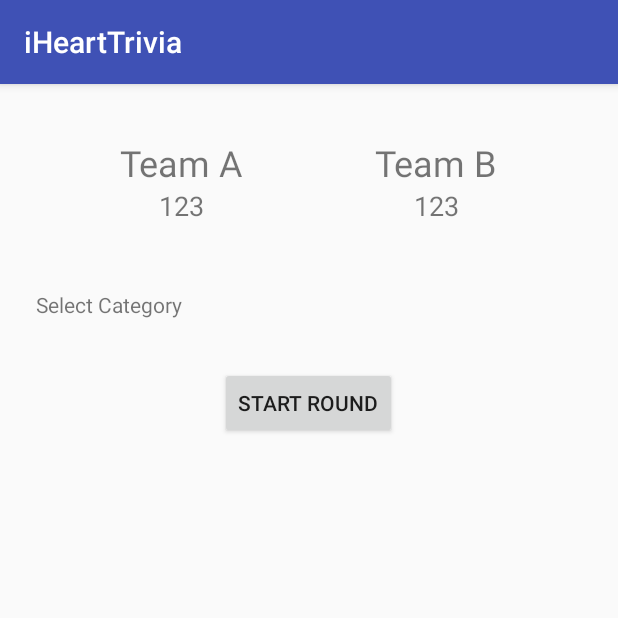
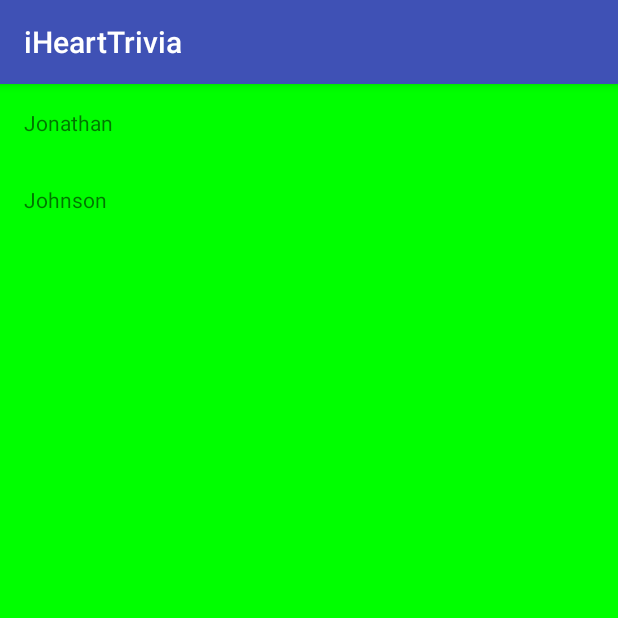
Before and after one commit to morristech/iHeartTrivia, an Android app: the screen it shows after launch (HomeActivity before the commit, CategoriesActivity after it), on a phone screen of 412 x 824 dp, the top half of it. Run offline under Robolectric (Android 15) with nearby library versions, the phone set to English and light mode, and no system bars; our stand-ins replace RxJava.

Commit message:
Add Categories screen

```diff
--- a/app/src/main/AndroidManifest.xml
+++ b/app/src/main/AndroidManifest.xml
@@ -10,13 +10,13 @@
         android:supportsRtl="true"
         android:theme="@style/AppTheme">
         <activity android:name=".home.HomeActivity">
+        </activity>
+        <activity android:name=".categories.CategoriesActivity" >
             <intent-filter>
                 <action android:name="android.intent.action.MAIN" />
 
                 <category android:name="android.intent.category.LAUNCHER" />
-            </intent-filter>
-        </activity>
-        <activity android:name=".categories.CategoriesActivity" />
+            </intent-filter></activity>
         <activity android:name=".gameplay.GameplayActivity" />
         <activity android:name=".roundsummary.RoundSummaryActivity"></activity>
     </application>
--- a/app/src/main/java/com/iheartradio/ihearttrivia/categories/CategoriesActivity.kt
+++ b/app/src/main/java/com/iheartradio/ihearttrivia/categories/CategoriesActivity.kt
@@ -8,6 +8,14 @@ class CategoriesActivity : AppCompatActivity() {
 
     override fun onCreate(savedInstanceState: Bundle?) {
         super.onCreate(savedInstanceState)
-        setContentView(R.layout.activity_categories)
+        setContentView(R.layout.frame_layout)
+        if (savedInstanceState == null ) {
+            instantiateFragments()
+        }
+    }
+
+    fun instantiateFragments() {
+        val fragment : CategoriesFragment = CategoriesFragment()
+        supportFragmentManager.beginTransaction().add(R.id.content, fragment).commit()
     }
 }
--- /dev/null
+++ b/app/src/main/java/com/iheartradio/ihearttrivia/categories/CategoriesFragment.kt
@@ -0,0 +1,38 @@
+package com.iheartradio.ihearttrivia.categories
+
+import android.os.Bundle
+import android.support.v4.app.Fragment
+import android.view.LayoutInflater
+import android.view.View
+import android.view.ViewGroup
+
+class CategoriesFragment : Fragment() {
+    private lateinit var mView : CategoriesView
+    private lateinit var mPresenter : CategoriesPresenter
+
+    override fun onCreate(savedInstanceState: Bundle?) {
+        super.onCreate(savedInstanceState)
+        mPresenter = CategoriesPresenter()
+    }
+
+    override fun onCreateView(inflater: LayoutInflater?,
+                              container: ViewGroup?,
+                              savedInstanceState: Bundle?): View? {
+        if (inflater == null || container == null) {
+            throw IllegalStateException("Dont give me nulls")
+        }
+        mView = CategoriesView(inflater, container)
+        return mView.mRoot
+    }
+
+    override fun onStart() {
+        super.onStart()
+        mPresenter.bindView(mView)
+    }
+
+    override fun onStop() {
+        super.onStop()
+        mPresenter.unsubscribe()
+
+    }
+}
--- /dev/null
+++ b/app/src/main/java/com/iheartradio/ihearttrivia/categories/CategoriesListAdapter.kt
@@ -0,0 +1,33 @@
+package com.iheartradio.ihearttrivia.categories
+
+import android.support.v7.widget.RecyclerView
+import android.view.ViewGroup
+import io.reactivex.subjects.PublishSubject
+
+class CategoriesListAdapter(var categorieNames: List<String> = emptyList())
+    : RecyclerView.Adapter<CategoriesViewHolder>() {
+
+    private val mOnClicked: PublishSubject<String> = PublishSubject.create()
+
+    fun setData(data: List<String>) {
+        categorieNames = data
+        notifyDataSetChanged()
+    }
+
+    fun onCategoryClicked() = mOnClicked
+
+    override fun onCreateViewHolder(parent: ViewGroup?, viewType: Int): CategoriesViewHolder {
+        if (parent == null) {
+            throw IllegalStateException("Dont pass null")
+        }
+        return CategoriesViewHolder(parent)
+    }
+
+    override fun onBindViewHolder(holder: CategoriesViewHolder, position: Int) {
+        val data : String = categorieNames[position]
+        holder.bind(data, { mOnClicked.onNext(data) })
+    }
+
+    override fun getItemCount() = categorieNames.size
+
+}
--- /dev/null
+++ b/app/src/main/java/com/iheartradio/ihearttrivia/categories/CategoriesModel.kt
@@ -0,0 +1,8 @@
+package com.iheartradio.ihearttrivia.categories
+
+class CategoriesModel {
+    val data : List<String> = arrayListOf(
+            "Jonathan",
+            "Johnson"
+    )
+}
--- /dev/null
+++ b/app/src/main/java/com/iheartradio/ihearttrivia/categories/CategoriesPresenter.kt
@@ -0,0 +1,28 @@
+package com.iheartradio.ihearttrivia.categories
+
+import android.util.Log
+import android.widget.Toast
+import io.reactivex.disposables.Disposable
+
+class CategoriesPresenter() {
+    private lateinit var mView: CategoriesView
+
+    private val mModel : CategoriesModel = CategoriesModel()
+
+
+    private var mDisposable: Disposable? = null
+
+    fun bindView(view: CategoriesView) {
+        mView = view
+        mView.setData(mModel.data)
+        mDisposable = mView.onCategoryClicked().subscribe ({
+            Toast.makeText(mView.getContext(), it, Toast.LENGTH_LONG).show() },
+                { Log.e(javaClass.simpleName, "An Exception was thrown")})
+    }
+
+    fun unsubscribe() {
+        mDisposable?.dispose()
+        mDisposable = null
+    }
+
+}
--- /dev/null
+++ b/app/src/main/java/com/iheartradio/ihearttrivia/categories/CategoriesView.kt
@@ -0,0 +1,40 @@
+package com.iheartradio.ihearttrivia.categories
+
+import android.content.Context
+import android.support.v7.widget.LinearLayoutManager
+import android.support.v7.widget.RecyclerView
+import android.view.LayoutInflater
+import android.view.View
+import android.view.ViewGroup
+import com.iheartradio.ihearttrivia.R
+import io.reactivex.Observable
+
+class CategoriesView(inflater: LayoutInflater, container: ViewGroup) {
+    val  mRoot: View
+    private val mCategoryList: RecyclerView
+
+    private val  mAdapter: CategoriesListAdapter
+
+    init {
+        mRoot = inflater.inflate(R.layout.catogories_view, container, false)
+        mCategoryList = mRoot.findViewById<RecyclerView>(R.id.recyclerView)
+        mAdapter = CategoriesListAdapter()
+        mCategoryList.layoutManager = LinearLayoutManager(mRoot.context)
+        mCategoryList.adapter = mAdapter
+
+    }
+
+    fun setData(categorieNames : List<String>) {
+        mAdapter.setData(categorieNames)
+    }
+
+    fun onCategoryClicked() : Observable<String> {
+        return mAdapter.onCategoryClicked()
+    }
+
+    fun getContext(): Context? {
+        return mRoot.context
+    }
+
+
+}
--- /dev/null
+++ b/app/src/main/java/com/iheartradio/ihearttrivia/categories/CategoriesViewHolder.kt
@@ -0,0 +1,23 @@
+package com.iheartradio.ihearttrivia.categories
+
+import android.support.v7.widget.RecyclerView
+import android.view.LayoutInflater
+import android.view.View
+import android.view.ViewGroup
+import android.widget.TextView
+import com.iheartradio.ihearttrivia.R
+
+class CategoriesViewHolder(val parent : ViewGroup,
+                           val inflater : LayoutInflater = LayoutInflater.from(parent.context),
+                           mRoot : View = inflater.inflate(R.layout.list_item_category, parent, false))
+    : RecyclerView.ViewHolder(mRoot) {
+
+    private val mTextView: TextView = mRoot.findViewById<TextView>(R.id.title)
+
+
+    fun bind(categoryName: String, onClickAction : () -> Unit) {
+        mTextView.text = categoryName
+        mTextView.setOnClickListener { onClickAction.invoke() }
+    }
+
+}
--- /dev/null
+++ b/app/src/main/res/layout/catogories_view.xml
@@ -0,0 +1,12 @@
+<?xml version="1.0" encoding="utf-8"?>
+<FrameLayout
+    xmlns:android="http://schemas.android.com/apk/res/android"
+    android:layout_width="match_parent"
+    android:layout_height="match_parent"
+    android:background="#FF00FF00">
+
+    <android.support.v7.widget.RecyclerView
+        android:id="@+id/recyclerView"
+        android:layout_width="match_parent"
+        android:layout_height="match_parent"/>
+</FrameLayout>
--- /dev/null
+++ b/app/src/main/res/layout/frame_layout.xml
@@ -0,0 +1,7 @@
+<?xml version="1.0" encoding="utf-8"?>
+<FrameLayout xmlns:android="http://schemas.android.com/apk/res/android"
+    android:layout_width="match_parent"
+    android:layout_height="match_parent"
+    android:id="@+id/content">
+
+</FrameLayout>
--- a/app/src/main/res/layout/list_item_category.xml
+++ b/app/src/main/res/layout/list_item_category.xml
@@ -4,7 +4,7 @@
     android:orientation="vertical"
     android:padding="16dp"
     android:layout_width="match_parent"
-    android:layout_height="match_parent">
+    android:layout_height="wrap_content">
 
     <TextView
         android:id="@+id/title"
--- a/app/src/main/res/values/strings.xml
+++ b/app/src/main/res/values/strings.xml
@@ -16,5 +16,20 @@
 
     </string-array>
 
+    <string-array name="categories">
+
+        <item>Hua</item>
+        <item>Jonathan</item>
+        <item>Eric</item>
+        <item>Darien</item>
+        <item>Kisik</item>
+        <item>Chunan</item>
+        <item>Li</item>
+        <item>Sung</item>
+        <item>Courtney</item>
+        <item>Morgan</item>
+
+    </string-array>
+
 
 </resources>
```
